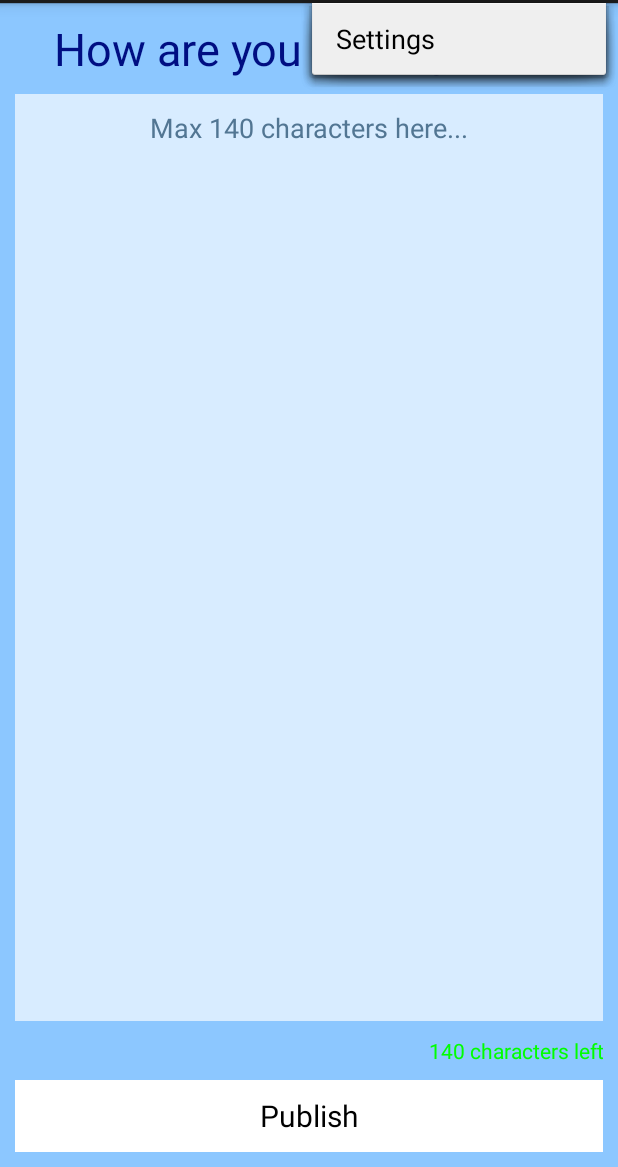
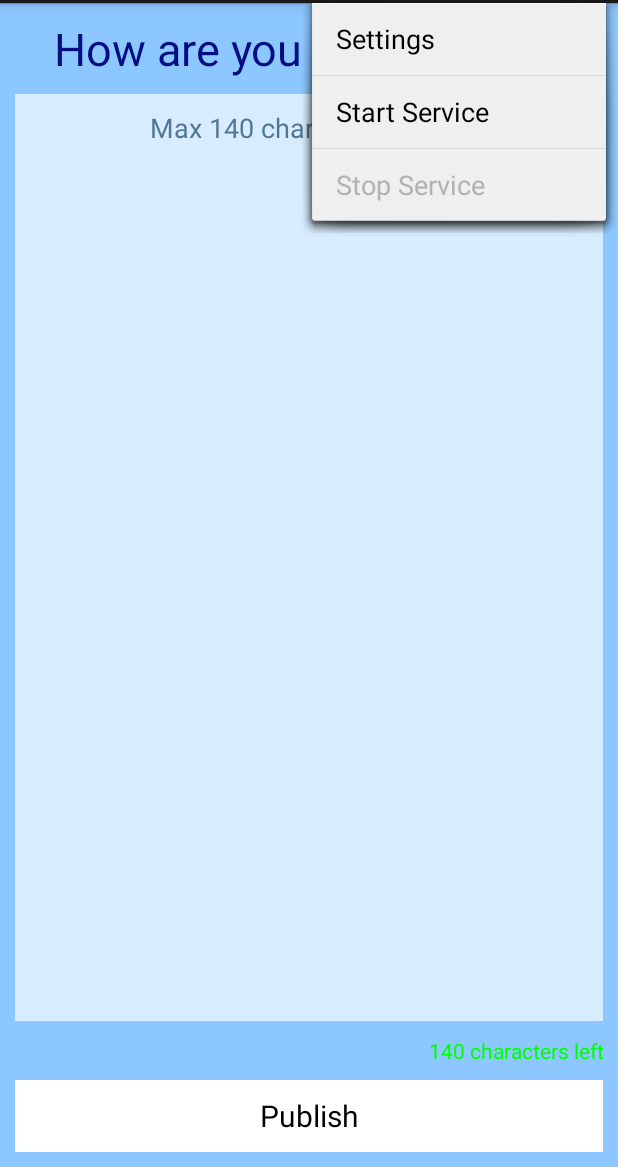
Before and after one commit to MEZOCLONE/Twit-1, an Android app: the screen it shows after launch (StatusActivity), with the options menu open, on a phone screen of 412 x 824 dp, the part 69-1236 px from its top. Run offline under Robolectric (Android 15) with nearby library versions, the phone set to English and light mode, and no system bars; libraries missing offline, so code that uses them is left out: winterwell.jtwitter.

Commit message:
Add service

```diff
--- a/Twit/src/main/AndroidManifest.xml
+++ b/Twit/src/main/AndroidManifest.xml
@@ -11,6 +11,7 @@
         android:label="@string/app_name"
         android:theme="@style/AppTheme">
         <service android:name=".UpdaterService" />
+
         <activity
             android:name="com.myclient.twit.StatusActivity"
             android:label="@string/app_name">
@@ -23,8 +24,6 @@
         <activity
             android:name=".PrefsActivity"
             android:label="@string/titlePrefs"></activity>
-
     </application>
 
-
 </manifest>
--- a/Twit/src/main/java/com/myclient/twit/StatusActivity.java
+++ b/Twit/src/main/java/com/myclient/twit/StatusActivity.java
@@ -30,6 +30,7 @@ public class StatusActivity extends Activity implements OnClickListener, TextWat
     Button publishButton;
     TextView charactersLeft;
     private String stringCharacters;
+    private Menu optionsMenu;
 
     @Override
     protected void onCreate(Bundle savedInstanceState) {
@@ -53,6 +54,9 @@ public class StatusActivity extends Activity implements OnClickListener, TextWat
     public boolean onCreateOptionsMenu(Menu menu) {
         MenuInflater inflater = getMenuInflater();
         inflater.inflate(R.menu.twit, menu);
+
+        updateOptionsMenu(this.optionsMenu = menu);
+
         return true;
     }
 
@@ -67,10 +71,18 @@ public class StatusActivity extends Activity implements OnClickListener, TextWat
     public boolean onOptionsItemSelected(MenuItem item) {
         switch (item.getItemId()) {
             case R.id.action_settings:
-                Intent intent = new Intent(this, PrefsActivity.class);
-                startActivity(intent);
+                startActivity(new Intent(this, PrefsActivity.class));
+                break;
+            case R.id.action_start:
+                startService(new Intent(this, UpdaterService.class));
+                break;
+            case R.id.action_stop:
+                stopService(new Intent(this, UpdaterService.class));
                 break;
         }
+
+//        updateOptionsMenu(this.optionsMenu);
+
         return true;
     }
 
@@ -95,6 +107,11 @@ public class StatusActivity extends Activity implements OnClickListener, TextWat
         }else {
             charactersLeft.setTextColor(Color.GREEN);
         }
+    }
+
+    private void updateOptionsMenu(Menu menu) {
+        menu.findItem(R.id.action_start).setEnabled(!((TwitApplication) getApplication()).isServiceRunning());
+        menu.findItem(R.id.action_stop).setEnabled(((TwitApplication) getApplication()).isServiceRunning());
     }
 
     // Async post to twitter
--- a/Twit/src/main/java/com/myclient/twit/TwitApplication.java
+++ b/Twit/src/main/java/com/myclient/twit/TwitApplication.java
@@ -33,11 +33,11 @@ public class TwitApplication extends Application implements SharedPreferences.On
     public synchronized Twitter getTwitter() {
         if (twitter == null) { //
             String username, password, apiRoot;
-            username = prefs.getString("username", ""); //
+            username = prefs.getString("username", "");
             password = prefs.getString("password", "");
             apiRoot = prefs.getString("apiRoot", "http://yamba.marakana.com/api");
-// Connect to twitter.com
-            twitter = new Twitter(username, password); //
+            // Connect to twitter.com
+            twitter = new Twitter(username, password);
             twitter.setAPIRootUrl(apiRoot); //
         }
         return twitter;
--- a/Twit/src/main/res/menu/twit.xml
+++ b/Twit/src/main/res/menu/twit.xml
@@ -7,4 +7,16 @@
         android:icon="@android:drawable/ic_menu_preferences"
         android:orderInCategory="100"
         android:title="@string/action_settings" />
+
+    <item
+        android:id="@+id/action_start"
+        android:icon="@android:drawable/ic_media_play"
+        android:orderInCategory="101"
+        android:title="@string/action_start" />
+
+    <item
+        android:id="@+id/action_stop"
+        android:icon="@android:drawable/ic_media_pause"
+        android:orderInCategory="102"
+        android:title="@string/action_stop" />
 </menu>
--- a/Twit/src/main/res/values/strings.xml
+++ b/Twit/src/main/res/values/strings.xml
@@ -15,6 +15,8 @@
     <string name="titleApiRoot">API Root</string>
     <string name="summaryApiRoot">Add API Root</string>
     <string name="titlePrefs">Preferences</string>
+    <string name="action_stop">Stop Service</string>
+    <string name="action_start">Start Service</string>
 
 
 </resources>
```
Also changed, not shown: Twit/src/main/java/com/myclient/twit/UpdaterService.java (+21 -16 lines).
